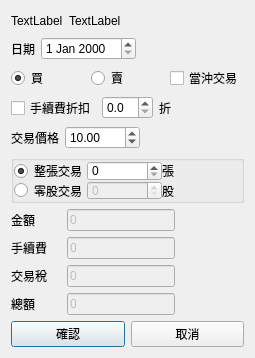
foxking0416/PythonStockPrice, file QtStockTradingEditDialog.ui: the form before one commit.
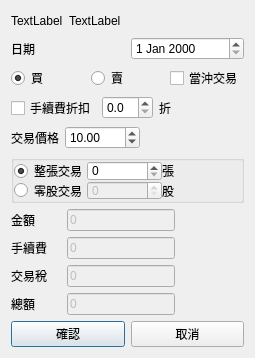
The form after the commit.

Commit message: 嘗試加入民國的QDateEdit 但不太順利

The edit to the form file:
```diff
--- a/QtStockTradingEditDialog.ui
+++ b/QtStockTradingEditDialog.ui
@@ -75,19 +75,6 @@
      <item>
       <widget class="QDateEdit" name="qtDateEdit"/>
      </item>
-     <item>
-      <spacer name="horizontalSpacer_3">
-       <property name="orientation">
-        <enum>Qt::Horizontal</enum>
-       </property>
-       <property name="sizeHint" stdset="0">
-        <size>
-         <width>40</width>
-         <height>20</height>
-        </size>
-       </property>
-      </spacer>
-     </item>
     </layout>
    </item>
    <item>
```
The commit also changes 2 other files.
